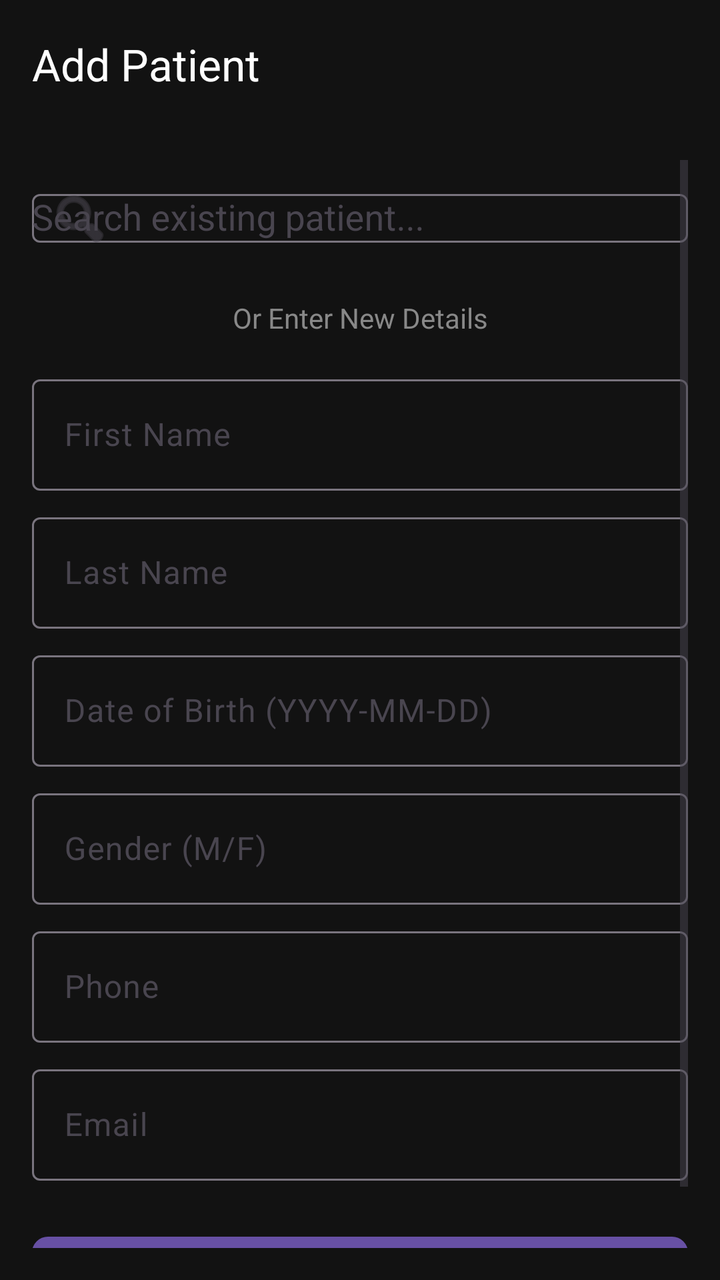
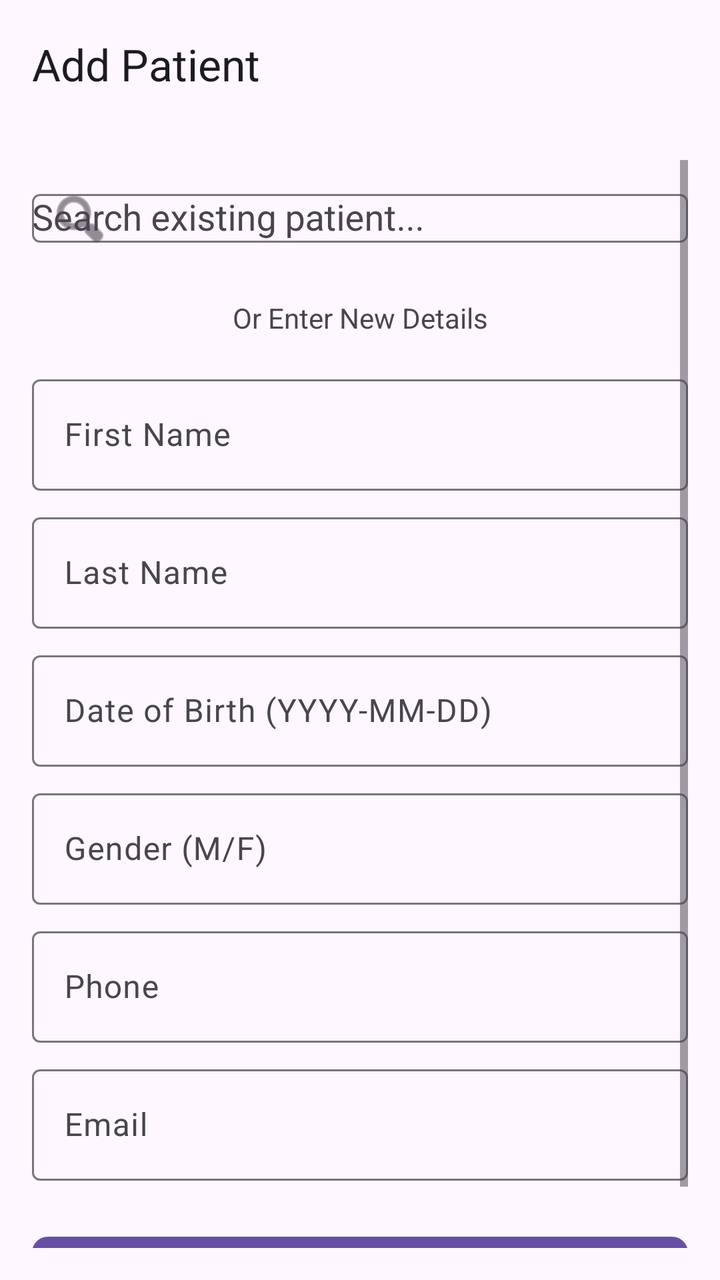

The first picture is an Android layout as it rendered before a commit; the second is the same layout after the commit. The layout source and the unified diff follow.
<!-- AndroidManifest.xml: application theme Theme.Healthcare_app -->
<!-- res/layout/activity_add_patient.xml -->
<?xml version="1.0" encoding="utf-8"?>
<LinearLayout xmlns:android="http://schemas.android.com/apk/res/android"
    xmlns:app="http://schemas.android.com/apk/res-auto"
    android:layout_width="match_parent"
    android:layout_height="match_parent"
    android:orientation="vertical"
    android:background="#121212">

    <com.google.android.material.appbar.MaterialToolbar
        android:id="@+id/topAppBar"
        android:layout_width="match_parent"
        android:layout_height="?attr/actionBarSize"
        app:title="Add Patient"
        app:titleTextColor="@android:color/white"
        app:navigationIconTint="@android:color/white" />

    <ScrollView
        android:layout_width="match_parent"
        android:layout_height="match_parent"
        android:padding="16dp">

        <LinearLayout
            android:layout_width="match_parent"
            android:layout_height="wrap_content"
            android:orientation="vertical">

            
            <com.google.android.material.textfield.TextInputLayout
                android:layout_width="match_parent"
                android:layout_height="wrap_content"
                android:hint="Search existing patient..."
                app:startIconDrawable="@android:drawable/ic_menu_search">

                <AutoCompleteTextView
                    android:id="@+id/searchPatientAuto"
                    android:layout_width="match_parent"
                    android:layout_height="wrap_content"
                    android:inputType="textPersonName"
                    android:completionThreshold="0"
                    android:textColor="@android:color/white"
                    android:popupBackground="#2A2A2A" />
            </com.google.android.material.textfield.TextInputLayout>

            <TextView
                android:layout_width="match_parent"
                android:layout_height="wrap_content"
                android:text="Or Enter New Details"
                android:textColor="#888888"
                android:layout_marginTop="16dp"
                android:layout_marginBottom="16dp"
                android:gravity="center"/>

            <com.google.android.material.textfield.TextInputLayout
                android:layout_width="match_parent"
                android:layout_height="wrap_content"
                android:hint="First Name">
                <com.google.android.material.textfield.TextInputEditText
                    android:id="@+id/editFirstName"
                    android:layout_width="match_parent"
                    android:layout_height="wrap_content" />
            </com.google.android.material.textfield.TextInputLayout>

            <com.google.android.material.textfield.TextInputLayout
                android:layout_width="match_parent"
                android:layout_height="wrap_content"
                android:layout_marginTop="8dp"
                android:hint="Last Name">
                <com.google.android.material.textfield.TextInputEditText
                    android:id="@+id/editLastName"
                    android:layout_width="match_parent"
                    android:layout_height="wrap_content" />
            </com.google.android.material.textfield.TextInputLayout>

            <com.google.android.material.textfield.TextInputLayout
                android:layout_width="match_parent"
                android:layout_height="wrap_content"
                android:layout_marginTop="8dp"
                android:hint="Date of Birth (YYYY-MM-DD)">
                <com.google.android.material.textfield.TextInputEditText
                    android:id="@+id/editDob"
                    android:layout_width="match_parent"
                    android:layout_height="wrap_content"
                    android:focusable="false"
                    android:clickable="true"
                    android:cursorVisible="false" />
            </com.google.android.material.textfield.TextInputLayout>

            <com.google.android.material.textfield.TextInputLayout
                android:layout_width="match_parent"
                android:layout_height="wrap_content"
                android:layout_marginTop="8dp"
                android:hint="Gender (M/F)">
                <com.google.android.material.textfield.TextInputEditText
                    android:id="@+id/editGender"
                    android:layout_width="match_parent"
                    android:layout_height="wrap_content" />
            </com.google.android.material.textfield.TextInputLayout>

            <com.google.android.material.textfield.TextInputLayout
                android:layout_width="match_parent"
                android:layout_height="wrap_content"
                android:layout_marginTop="8dp"
                android:hint="Phone">
                <com.google.android.material.textfield.TextInputEditText
                    android:id="@+id/editPhone"
                    android:layout_width="match_parent"
                    android:layout_height="wrap_content"
                    android:inputType="phone" />
            </com.google.android.material.textfield.TextInputLayout>

            <com.google.android.material.textfield.TextInputLayout
                android:layout_width="match_parent"
                android:layout_height="wrap_content"
                android:layout_marginTop="8dp"
                android:hint="Email">
                <com.google.android.material.textfield.TextInputEditText
                    android:id="@+id/editEmail"
                    android:layout_width="match_parent"
                    android:layout_height="wrap_content"
                    android:inputType="textEmailAddress" />
            </com.google.android.material.textfield.TextInputLayout>

            <com.google.android.material.button.MaterialButton
                android:id="@+id/btnSavePatient"
                android:layout_width="match_parent"
                android:layout_height="60dp"
                android:layout_marginTop="24dp"
                android:text="Save Patient Record"
                app:cornerRadius="8dp"/>

        </LinearLayout>
    </ScrollView>
</LinearLayout>
<!-- resources referenced by this layout -->
<resources>
  <style name="Theme.Healthcare_app" parent="Base.Theme.Healthcare_app" />
  <style name="Base.Theme.Healthcare_app" parent="Theme.Material3.DayNight.NoActionBar">
      </style>
</resources>

<!-- the commit's change to res/layout/activity_add_patient.xml (unified diff, before → after) -->
@@ -4,15 +4,16 @@
     android:layout_width="match_parent"
     android:layout_height="match_parent"
     android:orientation="vertical"
-    android:background="#121212">
+    android:fitsSystemWindows="true"
+    android:background="?attr/colorSurface">
 
     <com.google.android.material.appbar.MaterialToolbar
         android:id="@+id/topAppBar"
         android:layout_width="match_parent"
         android:layout_height="?attr/actionBarSize"
         app:title="Add Patient"
-        app:titleTextColor="@android:color/white"
-        app:navigationIconTint="@android:color/white" />
+        app:titleTextColor="?attr/colorOnSurface"
+        app:navigationIconTint="?attr/colorOnSurface" />
 
     <ScrollView
         android:layout_width="match_parent"
@@ -24,7 +25,6 @@
             android:layout_height="wrap_content"
             android:orientation="vertical">
 
-            
             <com.google.android.material.textfield.TextInputLayout
                 android:layout_width="match_parent"
                 android:layout_height="wrap_content"
@@ -37,15 +37,15 @@
                     android:layout_height="wrap_content"
                     android:inputType="textPersonName"
                     android:completionThreshold="0"
-                    android:textColor="@android:color/white"
-                    android:popupBackground="#2A2A2A" />
+                    android:textColor="?attr/colorOnSurface"
+                    android:popupBackground="?attr/colorSurfaceContainer" />
             </com.google.android.material.textfield.TextInputLayout>
 
             <TextView
                 android:layout_width="match_parent"
                 android:layout_height="wrap_content"
                 android:text="Or Enter New Details"
-                android:textColor="#888888"
+                android:textColor="?attr/colorOnSurfaceVariant"
                 android:layout_marginTop="16dp"
                 android:layout_marginBottom="16dp"
                 android:gravity="center"/>
